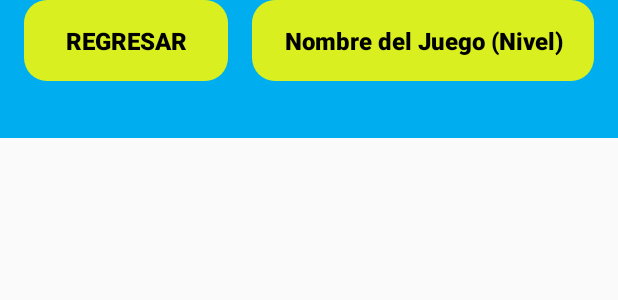
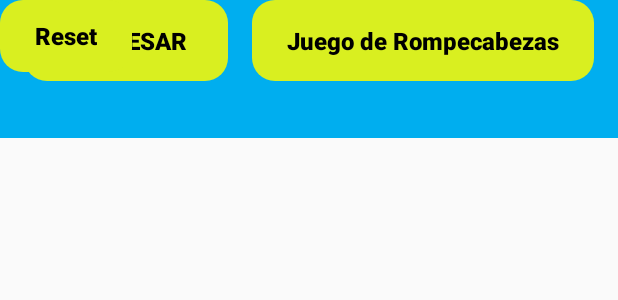
Before and after one commit to a01721732/AppNuevoAmanecer, an Android app: the layout activity_game3.xml on its own in the app's theme, with its tools: preview values and no code run, on a phone screen of 412 x 824 dp. Shown: the top 300 px of the screen. Run offline under Robolectric (Android 15) with nearby library versions, the phone set to English and light mode, and no system bars.

Commit message:
Cambios rompecabezas

```diff
--- a/NuevoAmanecer2/app/src/main/java/com/nuevo/nuevoamanecer/ActivityGame3.kt
+++ b/NuevoAmanecer2/app/src/main/java/com/nuevo/nuevoamanecer/ActivityGame3.kt
@@ -28,7 +28,7 @@ import com.google.firebase.database.ValueEventListener
 class ActivityGame3 : AppCompatActivity() {
     private lateinit var gridLayoutPuzzlePieces: GridLayout
     private lateinit var gridLayoutPuzzleSpaces: GridLayout
-
+    private lateinit var resetButton: Button
     override fun onCreate(savedInstanceState: Bundle?) {
         super.onCreate(savedInstanceState)
         setContentView(R.layout.activity_game3)
@@ -36,6 +36,7 @@ class ActivityGame3 : AppCompatActivity() {
         val btnRegresar = findViewById<Button>(R.id.btnRegresarJuego3)
         gridLayoutPuzzlePieces = findViewById(R.id.gridLayoutPuzzlePieces)
         gridLayoutPuzzleSpaces = findViewById(R.id.gridLayoutPuzzleSpaces)
+        resetButton = findViewById(R.id.btnReset)
 
 
         val sharedPref = this.getSharedPreferences("AppPrefs", Context.MODE_PRIVATE) //Obtener el nombre del usuario de sharedprefs
@@ -51,6 +52,10 @@ class ActivityGame3 : AppCompatActivity() {
             startActivity(intent)
         }
 
+        resetButton.setOnClickListener {
+            fetchAndSliceImage(personName.toString(),"puzzle")
+        }
+
     }
 
     private fun fetchAndSliceImage(personName: String, gameType: String) {
@@ -61,7 +66,6 @@ class ActivityGame3 : AppCompatActivity() {
             .addListenerForSingleValueEvent(object : ValueEventListener {
                 override fun onDataChange(dataSnapshot: DataSnapshot) {
                     if (dataSnapshot.exists()) {
-                        // Assuming each child has a structure with 'url' field
                         val latestImageSnapshot = dataSnapshot.children.first()
                         val imageUrl = latestImageSnapshot.child("url").getValue(String::class.java)
                         imageUrl?.let { downloadImage(it) }
@@ -182,7 +186,6 @@ class ActivityGame3 : AppCompatActivity() {
                 val draggedView = dragEvent.localState as View
                 val owner = draggedView.parent as ViewGroup
                 owner.removeView(draggedView)
-
                 val destination = view as ImageView
                 destination.setImageBitmap((draggedView as ImageView).drawable.toBitmap())
 
--- a/NuevoAmanecer2/app/src/main/res/layout/activity_game3.xml
+++ b/NuevoAmanecer2/app/src/main/res/layout/activity_game3.xml
@@ -35,7 +35,7 @@
             android:layout_marginStart="16dp"
             android:layout_marginEnd="16dp"
             android:backgroundTint="@color/nuevoAmarillo"
-            android:text="Nombre del Juego (Nivel)"
+            android:text="Juego de Rompecabezas"
             android:textAllCaps="false"
             android:textColor="@color/black"
             android:textSize="16sp"
@@ -44,6 +44,20 @@
             app:layout_constraintEnd_toEndOf="parent"
             app:layout_constraintTop_toTopOf="parent"
             android:background="@drawable/button_rounded_edges"/>
+
+        <Button
+            android:id="@+id/btnReset"
+            android:layout_width="wrap_content"
+            android:layout_height="wrap_content"
+            android:background="@drawable/button_rounded_edges"
+            android:backgroundTint="@color/nuevoAmarillo"
+            android:text="Reset"
+            android:textAllCaps="false"
+            android:textColor="@color/black"
+            android:textSize="16sp"
+            android:textStyle="bold"
+            tools:layout_editor_absoluteX="18dp"
+            tools:layout_editor_absoluteY="65dp" />
         />
 
     </androidx.constraintlayout.widget.ConstraintLayout>
```
Also changed, not shown: 60 other files.
